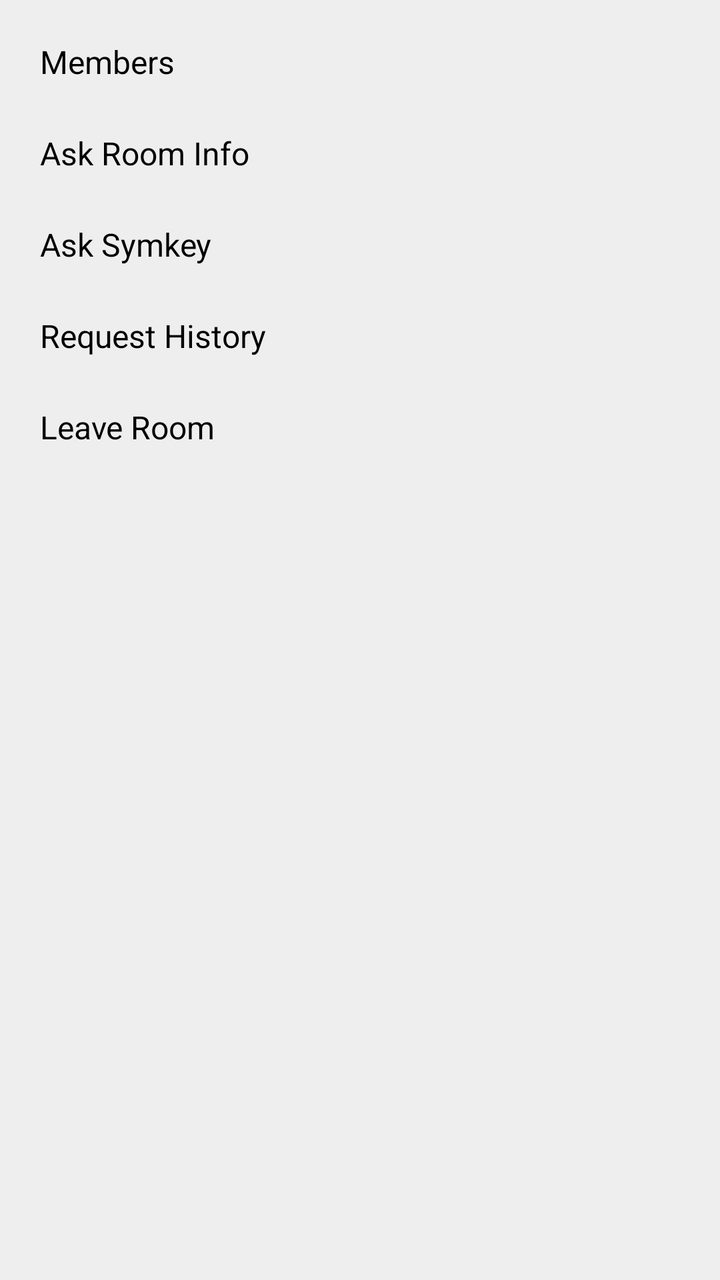
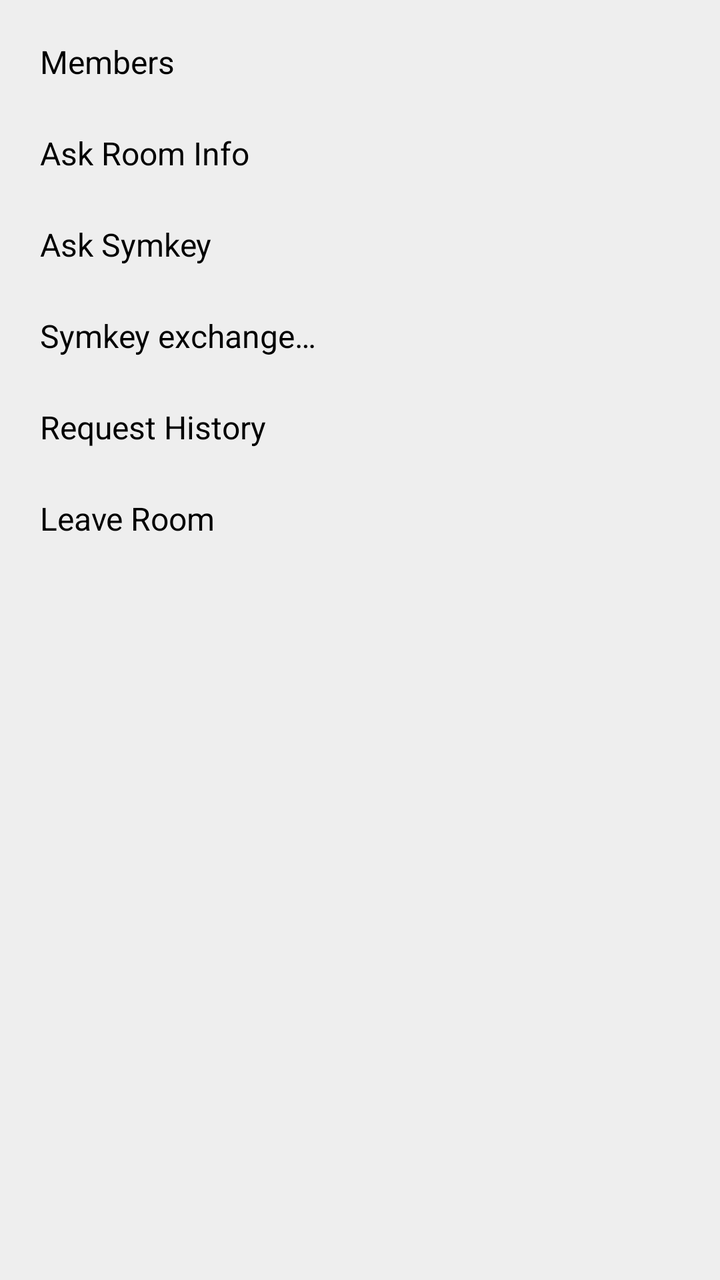

Two renders of the same Android screen: before a commit and after it. Below are the layout's source before the change and the commit's diff.
<!-- AndroidManifest.xml: application theme Theme.Freer -->
<!-- res/layout/popup_room_chat_menu.xml -->
<?xml version="1.0" encoding="utf-8"?>
<LinearLayout xmlns:android="http://schemas.android.com/apk/res/android"
    android:layout_width="wrap_content"
    android:layout_height="wrap_content"
    android:orientation="vertical"
    android:background="@color/background_light"
    android:padding="8dp">

    <TextView
        android:id="@+id/menu_room_members"
        android:layout_width="match_parent"
        android:layout_height="wrap_content"
        android:text="@string/members"
        android:textSize="16sp"
        android:textColor="@color/text"
        android:padding="12dp"
        android:background="?android:attr/selectableItemBackground"
        android:clickable="true"
        android:focusable="true" />

    <TextView
        android:id="@+id/menu_room_owner_menu"
        android:layout_width="match_parent"
        android:layout_height="wrap_content"
        android:text="@string/room_owner_menu"
        android:textSize="16sp"
        android:textColor="@color/text"
        android:padding="12dp"
        android:background="?android:attr/selectableItemBackground"
        android:clickable="true"
        android:focusable="true"
        android:visibility="gone" />

    <TextView
        android:id="@+id/menu_ask_room_info"
        android:layout_width="match_parent"
        android:layout_height="wrap_content"
        android:text="@string/ask_room_info"
        android:textSize="16sp"
        android:textColor="@color/text"
        android:padding="12dp"
        android:background="?android:attr/selectableItemBackground"
        android:clickable="true"
        android:focusable="true" />

    <TextView
        android:id="@+id/menu_ask_symkey"
        android:layout_width="match_parent"
        android:layout_height="wrap_content"
        android:text="@string/ask_symkey"
        android:textSize="16sp"
        android:textColor="@color/text"
        android:padding="12dp"
        android:background="?android:attr/selectableItemBackground"
        android:clickable="true"
        android:focusable="true" />

    <TextView
        android:id="@+id/menu_request_history"
        android:layout_width="match_parent"
        android:layout_height="wrap_content"
        android:text="@string/request_history"
        android:textSize="16sp"
        android:textColor="@color/text"
        android:padding="12dp"
        android:background="?android:attr/selectableItemBackground"
        android:clickable="true"
        android:focusable="true" />

    <TextView
        android:id="@+id/menu_leave_room"
        android:layout_width="match_parent"
        android:layout_height="wrap_content"
        android:text="@string/leave_room"
        android:textSize="16sp"
        android:textColor="@color/text"
        android:padding="12dp"
        android:background="?android:attr/selectableItemBackground"
        android:clickable="true"
        android:focusable="true" />

</LinearLayout>
<!-- resources referenced by this layout -->
<resources>
  <color name="background_light">#EEEEEE</color>
  <color name="text">#000000</color>
  <string name="ask_room_info">Ask Room Info</string>
  <string name="ask_symkey">Ask Symkey</string>
  <string name="leave_room">Leave Room</string>
  <string name="members">Members</string>
  <string name="request_history">Request History</string>
  <string name="room_owner_menu">Owner Menu</string>
  <style name="Theme.Freer" parent="Base.Theme.Freer" />
  <style name="Base.Theme.Freer" parent="Theme.Material3.DayNight.NoActionBar">
          <item name="colorPrimary">#2196F3</item>
          <item name="colorAccent">#2196F3</item>
          <item name="android:windowBackground">#FFFFFF</item>
          
          <item name="android:windowLayoutInDisplayCutoutMode">shortEdges</item>
          <item name="android:enforceNavigationBarContrast">false</item>
          <item name="android:enforceStatusBarContrast">false</item>
          <item name="android:statusBarColor">@android:color/transparent</item>
          <item name="android:navigationBarColor">@android:color/transparent</item>
          <item name="android:windowLightStatusBar">true</item>
          <item name="android:windowLightNavigationBar">true</item>
      </style>
</resources>

<!-- the commit's change to res/layout/popup_room_chat_menu.xml (unified diff, before → after) -->
@@ -55,6 +55,19 @@
         android:clickable="true"
         android:focusable="true" />
 
+    
+    <TextView
+        android:id="@+id/menu_symkey_ledger"
+        android:layout_width="match_parent"
+        android:layout_height="wrap_content"
+        android:text="@string/symkey_exchange"
+        android:textSize="16sp"
+        android:textColor="@color/text"
+        android:padding="12dp"
+        android:background="?android:attr/selectableItemBackground"
+        android:clickable="true"
+        android:focusable="true" />
+
     <TextView
         android:id="@+id/menu_request_history"
         android:layout_width="match_parent"
<!-- resource entries referenced after the edit -->
@@ -8,6 +8,7 @@
   <string name="members">Members</string>
   <string name="request_history">Request History</string>
   <string name="room_owner_menu">Owner Menu</string>
+  <string name="symkey_exchange">Symkey exchange…</string>
   <style name="Theme.Freer" parent="Base.Theme.Freer" />
   <style name="Base.Theme.Freer" parent="Theme.Material3.DayNight.NoActionBar">
           <item name="colorPrimary">#2196F3</item>
